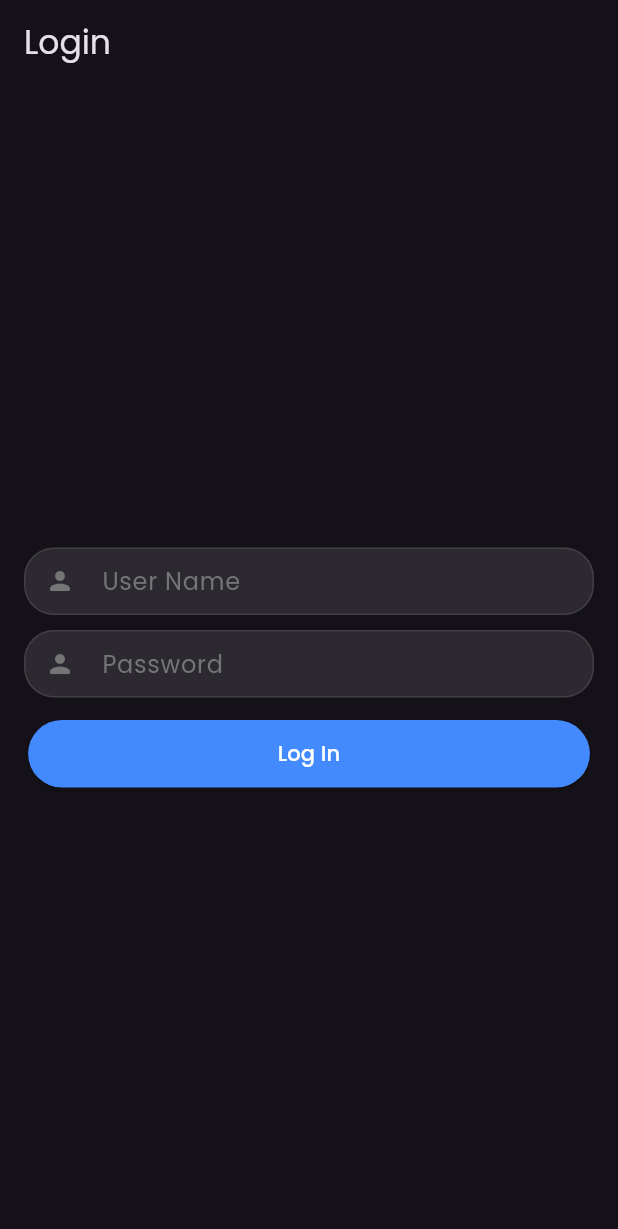
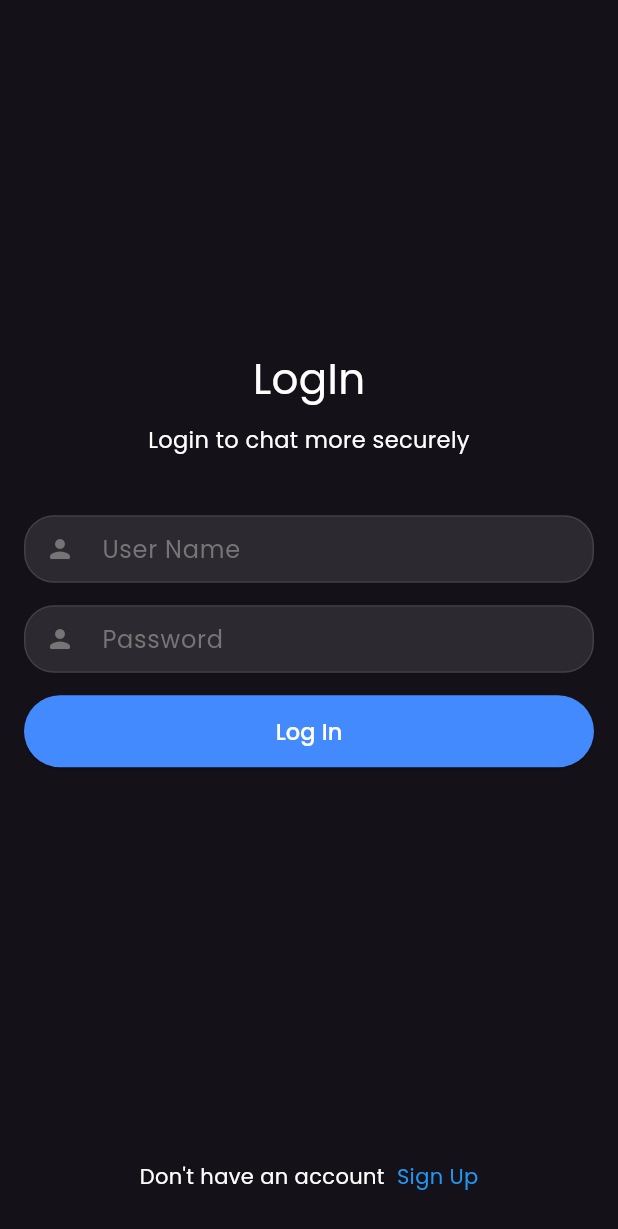
Before and after one commit to yasindu10/Group-Chat-Project, a Flutter app: the screen it shows after launch, on a phone screen of 412 x 824 dp. Shown: the top 1229 px of the screen. Run offline on Flutter 3.47's test engine with Material 3 defaults, Android fonts, the phone set to English and light mode, and no system bars; our stand-ins replace gap, google_fonts, google_nav_bar.

Commit message:
finishing log in page

```diff
--- a/lib/pages/login_page.dart
+++ b/lib/pages/login_page.dart
@@ -14,39 +14,72 @@ class _LogInPageState extends State<LogInPage> {
   Widget build(BuildContext context) {
     Size size = MediaQuery.of(context).size;
     return Scaffold(
-      appBar: AppBar(
-        title: Text('Login'),
-      ),
       body: Column(
         mainAxisAlignment: MainAxisAlignment.center,
         children: [
+          Text(
+            'LogIn',
+            style: TextStyle(
+              fontSize: 28,
+            ),
+          ),
+          const Gap(10),
+          const Text(
+            'Login to chat more securely',
+            style: TextStyle(
+              fontSize: 15,
+            ),
+            textAlign: TextAlign.center,
+          ),
+          const Gap(30),
           DefaultTextField(
             title: 'User Name',
             controller: TextEditingController(),
             icon: Icons.person_rounded,
           ),
+          const Gap(5),
           DefaultTextField(
             title: 'Password',
             controller: TextEditingController(),
             icon: Icons.person_rounded,
           ),
           const Gap(15),
-          SizedBox(
-            width: size.width / 1.1,
-            height: 45,
-            child: ElevatedButton(
+          Container(
+            padding: const EdgeInsets.only(left: 16, right: 16),
+            width: size.width,
+            height: 48,
+            child: ElevatedButton.icon(
+              label: const Text(
+                'Log In',
+                style: TextStyle(
+                  color: Colors.white,
+                  fontSize: 15,
+                ),
+              ),
               style: ElevatedButton.styleFrom(
                 backgroundColor: Colors.blueAccent,
               ),
               onPressed: () {},
-              child: const Text(
-                'Log In',
-                style: TextStyle(color: Colors.white),
-              ),
             ),
           ),
         ],
       ),
+      bottomNavigationBar: Padding(
+        padding: const EdgeInsets.symmetric(vertical: 30),
+        child: Row(
+          mainAxisAlignment: MainAxisAlignment.center,
+          children: [
+            const Text('Don\'t have an account'),
+            const Gap(8),
+            Text(
+              'Sign Up',
+              style: TextStyle(
+                color: Colors.blue,
+              ),
+            )
+          ],
+        ),
+      ),
     );
   }
 }
```
